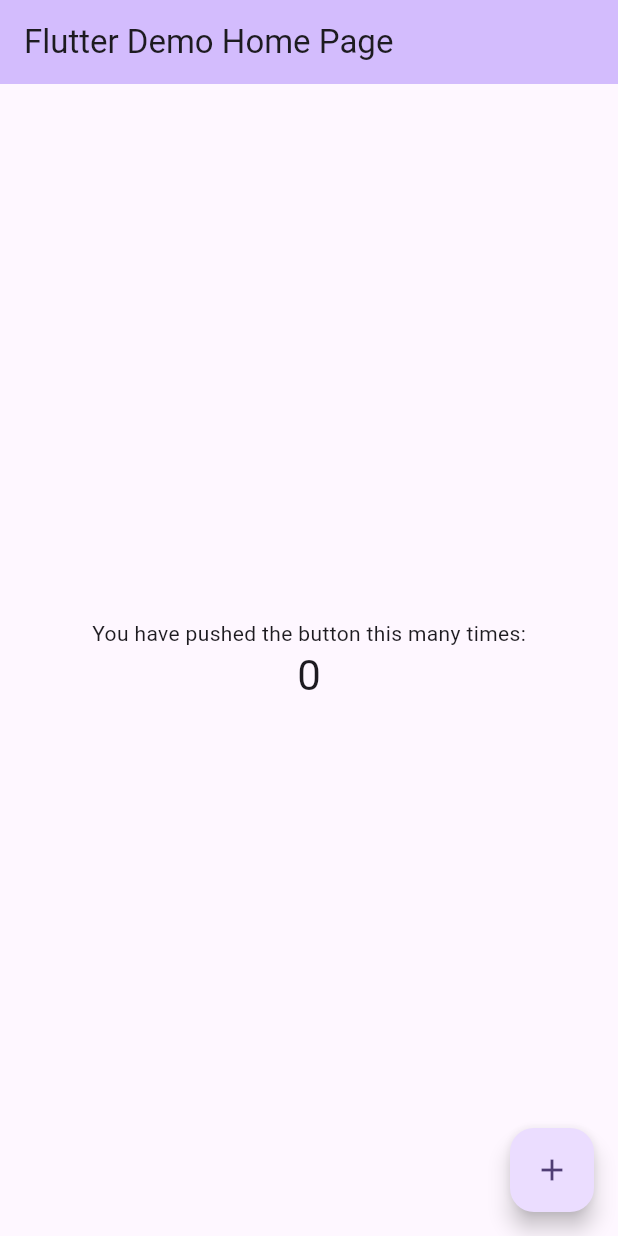
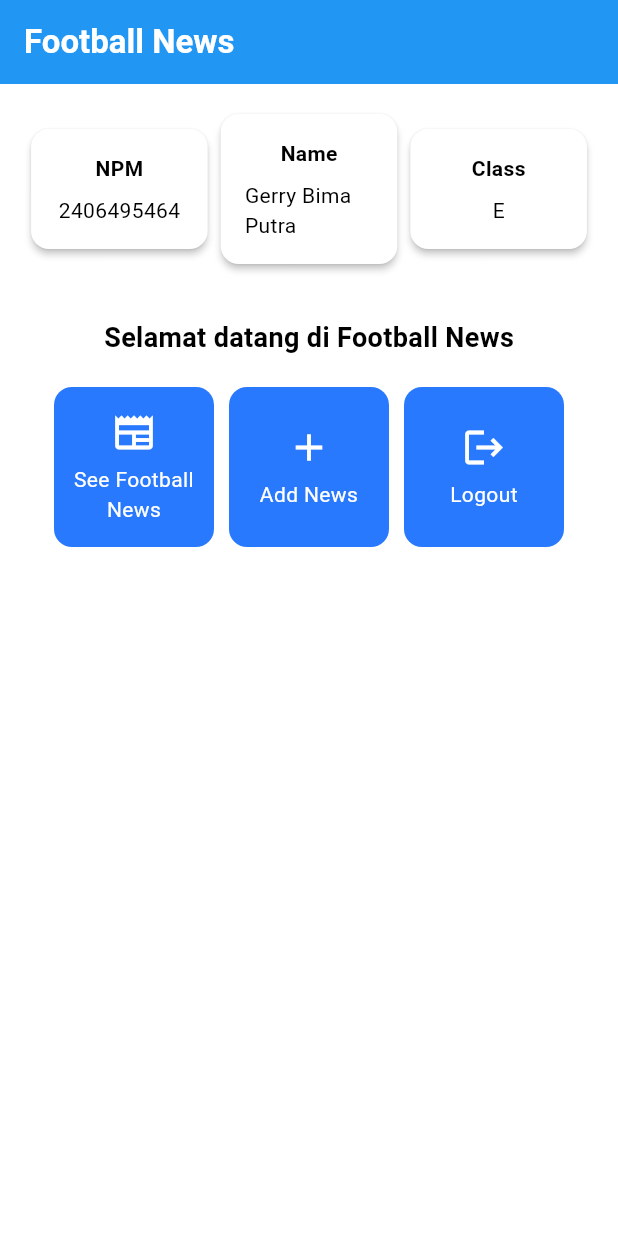
Before and after one commit to Gerrybp12/football-news-mobile, a Flutter app: the screen it shows after launch, on a phone screen of 412 x 824 dp. Run offline on Flutter 3.47's test engine with Material 3 defaults, Android fonts, the phone set to English and light mode, and no system bars.

Commit message:
tutorial 6 selesai

```diff
--- a/lib/main.dart
+++ b/lib/main.dart
@@ -1,4 +1,5 @@
 import 'package:flutter/material.dart';
+import 'package:football_news/menu.dart';
 
 void main() {
   runApp(const MyApp());
@@ -28,95 +29,10 @@ class MyApp extends StatelessWidget {
         //
         // This works for code too, not just values: Most code changes can be
         // tested with just a hot reload.
-        colorScheme: ColorScheme.fromSeed(seedColor: Colors.deepPurple),
+        colorScheme: ColorScheme.fromSwatch(primarySwatch: Colors.blue)
+        .copyWith(secondary: Colors.blueAccent[400]),
       ),
-      home: const MyHomePage(title: 'Flutter Demo Home Page'),
+      home: MyHomePage(),
     );
   }
 }
-
-class MyHomePage extends StatefulWidget {
-  const MyHomePage({super.key, required this.title});
-
-  // This widget is the home page of your application. It is stateful, meaning
-  // that it has a State object (defined below) that contains fields that affect
-  // how it looks.
-
-  // This class is the configuration for the state. It holds the values (in this
-  // case the title) provided by the parent (in this case the App widget) and
-  // used by the build method of the State. Fields in a Widget subclass are
-  // always marked "final".
-
-  final String title;
-
-  @override
-  State<MyHomePage> createState() => _MyHomePageState();
-}
-
-class _MyHomePageState extends State<MyHomePage> {
-  int _counter = 0;
-
-  void _incrementCounter() {
-    setState(() {
-      // This call to setState tells the Flutter framework that something has
-      // changed in this State, which causes it to rerun the build method below
-      // so that the display can reflect the updated values. If we changed
-      // _counter without calling setState(), then the build method would not be
-      // called again, and so nothing would appear to happen.
-      _counter++;
-    });
-  }
-
-  @override
-  Widget build(BuildContext context) {
-    // This method is rerun every time setState is called, for instance as done
-    // by the _incrementCounter method above.
-    //
-    // The Flutter framework has been optimized to make rerunning build methods
-    // fast, so that you can just rebuild anything that needs updating rather
-    // than having to individually change instances of widgets.
-    return Scaffold(
-      appBar: AppBar(
-        // TRY THIS: Try changing the color here to a specific color (to
-        // Colors.amber, perhaps?) and trigger a hot reload to see the AppBar
-        // change color while the other colors stay the same.
-        backgroundColor: Theme.of(context).colorScheme.inversePrimary,
-        // Here we take the value from the MyHomePage object that was created by
-        // the App.build method, and use it to set our appbar title.
-        title: Text(widget.title),
-      ),
-      body: Center(
-        // Center is a layout widget. It takes a single child and positions it
-        // in the middle of the parent.
-        child: Column(
-          // Column is also a layout widget. It takes a list of children and
-          // arranges them vertically. By default, it sizes itself to fit its
-          // children horizontally, and tries to be as tall as its parent.
-          //
-          // Column has various properties to control how it sizes itself and
-          // how it positions its children. Here we use mainAxisAlignment to
-          // center the children vertically; the main axis here is the vertical
-          // axis because Columns are vertical (the cross axis would be
-          // horizontal).
-          //
-          // TRY THIS: Invoke "debug painting" (choose the "Toggle Debug Paint"
-          // action in the IDE, or press "p" in the console), to see the
-          // wireframe for each widget.
-          mainAxisAlignment: MainAxisAlignment.center,
-          children: <Widget>[
-            const Text('You have pushed the button this many times:'),
-            Text(
-              '$_counter',
-              style: Theme.of(context).textTheme.headlineMedium,
-            ),
-          ],
-        ),
-      ),
-      floatingActionButton: FloatingActionButton(
-        onPressed: _incrementCounter,
-        tooltip: 'Increment',
-        child: const Icon(Icons.add),
-      ), // This trailing comma makes auto-formatting nicer for build methods.
-    );
-  }
-}
--- /dev/null
+++ b/lib/menu.dart
@@ -0,0 +1,188 @@
+import 'package:flutter/material.dart';
+
+class MyHomePage extends StatelessWidget {
+    MyHomePage({super.key});
+
+    final String nama = "Gerry Bima Putra"; //nama
+    final String npm = "2406495464"; //npm
+    final String kelas = "E"; //kelas
+
+    final List<ItemHomepage> items = [
+    ItemHomepage("See Football News", Icons.newspaper),
+    ItemHomepage("Add News", Icons.add),
+    ItemHomepage("Logout", Icons.logout),
+  ];
+
+    @override
+    Widget build(BuildContext context) {
+    // Scaffold menyediakan struktur dasar halaman dengan AppBar dan body.
+    return Scaffold(
+      // AppBar adalah bagian atas halaman yang menampilkan judul.
+      appBar: AppBar(
+        // Judul aplikasi "Football News" dengan teks putih dan tebal.
+        title: const Text(
+          'Football News',
+          style: TextStyle(
+            color: Colors.white,
+            fontWeight: FontWeight.bold,
+          ),
+        ),
+        // Warna latar belakang AppBar diambil dari skema warna tema aplikasi.
+        backgroundColor: Theme.of(context).colorScheme.primary,
+      ),
+      // Body halaman dengan padding di sekelilingnya.
+      body: Padding(
+        padding: const EdgeInsets.all(16.0),
+        // Menyusun widget secara vertikal dalam sebuah kolom.
+        child: Column(
+          crossAxisAlignment: CrossAxisAlignment.center,
+          children: [
+            // Row untuk menampilkan 3 InfoCard secara horizontal.
+            Row(
+              mainAxisAlignment: MainAxisAlignment.spaceEvenly,
+              children: [
+                InfoCard(title: 'NPM', content: npm),
+                InfoCard(title: 'Name', content: nama),
+                InfoCard(title: 'Class', content: kelas),
+              ],
+            ),
+
+            // Memberikan jarak vertikal 16 unit.
+            const SizedBox(height: 16.0),
+
+            // Menempatkan widget berikutnya di tengah halaman.
+            Center(
+              child: Column(
+                // Menyusun teks dan grid item secara vertikal.
+
+                children: [
+                  // Menampilkan teks sambutan dengan gaya tebal dan ukuran 18.
+                  const Padding(
+                    padding: EdgeInsets.only(top: 16.0),
+                    child: Text(
+                      'Selamat datang di Football News',
+                      style: TextStyle(
+                        fontWeight: FontWeight.bold,
+                        fontSize: 18.0,
+                      ),
+                    ),
+                  ),
+
+                  // Grid untuk menampilkan ItemCard dalam bentuk grid 3 kolom.
+                  GridView.count(
+                    primary: true,
+                    padding: const EdgeInsets.all(20),
+                    crossAxisSpacing: 10,
+                    mainAxisSpacing: 10,
+                    crossAxisCount: 3,
+                    // Agar grid menyesuaikan tinggi kontennya.
+                    shrinkWrap: true,
+
+                    // Menampilkan ItemCard untuk setiap item dalam list items.
+                    children: items.map((ItemHomepage item) {
+                      return ItemCard(item);
+                    }).toList(),
+                  ),
+                ],
+              ),
+            ),
+          ],
+        ),
+      ),
+    );
+    }
+}
+
+class InfoCard extends StatelessWidget {
+  // Kartu informasi yang menampilkan title dan content.
+
+  final String title;  // Judul kartu.
+  final String content;  // Isi kartu.
+
+  const InfoCard({super.key, required this.title, required this.content});
+
+  @override
+  Widget build(BuildContext context) {
+    return Card(
+      // Membuat kotak kartu dengan bayangan dibawahnya.
+      elevation: 2.0,
+      child: Container(
+        // Mengatur ukuran dan jarak di dalam kartu.
+        width: MediaQuery.of(context).size.width / 3.5, // menyesuaikan dengan lebar device yang digunakan.
+        padding: const EdgeInsets.all(16.0),
+        // Menyusun title dan content secara vertikal.
+        child: Column(
+          children: [
+            Text(
+              title,
+              style: const TextStyle(fontWeight: FontWeight.bold),
+            ),
+            const SizedBox(height: 8.0),
+            Text(content),
+          ],
+        ),
+      ),
+    );
+  }
+}
+
+class ItemHomepage {
+ final String name;
+ final IconData icon;
+
+ ItemHomepage(this.name, this.icon);
+}
+
+class ItemCard extends StatelessWidget {
+  // Menampilkan kartu dengan ikon dan nama.
+
+  final ItemHomepage item;
+
+  const ItemCard(this.item, {super.key});
+
+  @override
+  Widget build(BuildContext context) {
+    return Material(
+      // Menentukan warna latar belakang dari tema aplikasi.
+      color: Theme.of(context).colorScheme.secondary,
+      // Membuat sudut kartu melengkung.
+      borderRadius: BorderRadius.circular(12),
+
+      child: InkWell(
+        // Aksi ketika kartu ditekan.
+        onTap: () {
+          // Menampilkan pesan SnackBar saat kartu ditekan.
+          ScaffoldMessenger.of(context)
+            ..hideCurrentSnackBar()
+            ..showSnackBar(
+              SnackBar(content: Text("Kamu telah menekan tombol ${item.name}!"))
+            );
+        },
+        // Container untuk menyimpan Icon dan Text
+        child: Container(
+          padding: const EdgeInsets.all(8),
+          child: Center(
+            child: Column(
+              // Menyusun ikon dan teks di tengah kartu.
+              mainAxisAlignment: MainAxisAlignment.center,
+              children: [
+                Icon(
+                  item.icon,
+                  color: Colors.white,
+                  size: 30.0,
+                ),
+                const Padding(padding: EdgeInsets.all(3)),
+                Text(
+                  item.name,
+                  textAlign: TextAlign.center,
+                  style: const TextStyle(color: Colors.white),
+                ),
+              ],
+            ),
+          ),
+        ),
+      ),
+    );
+  }
+
+}
```
